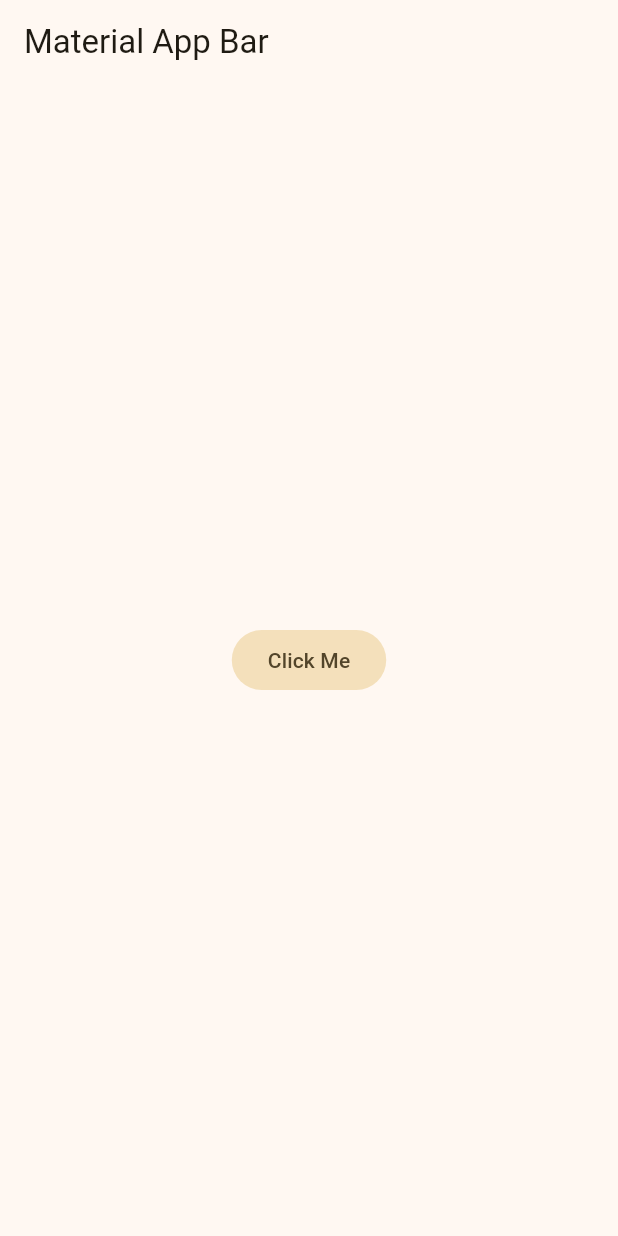
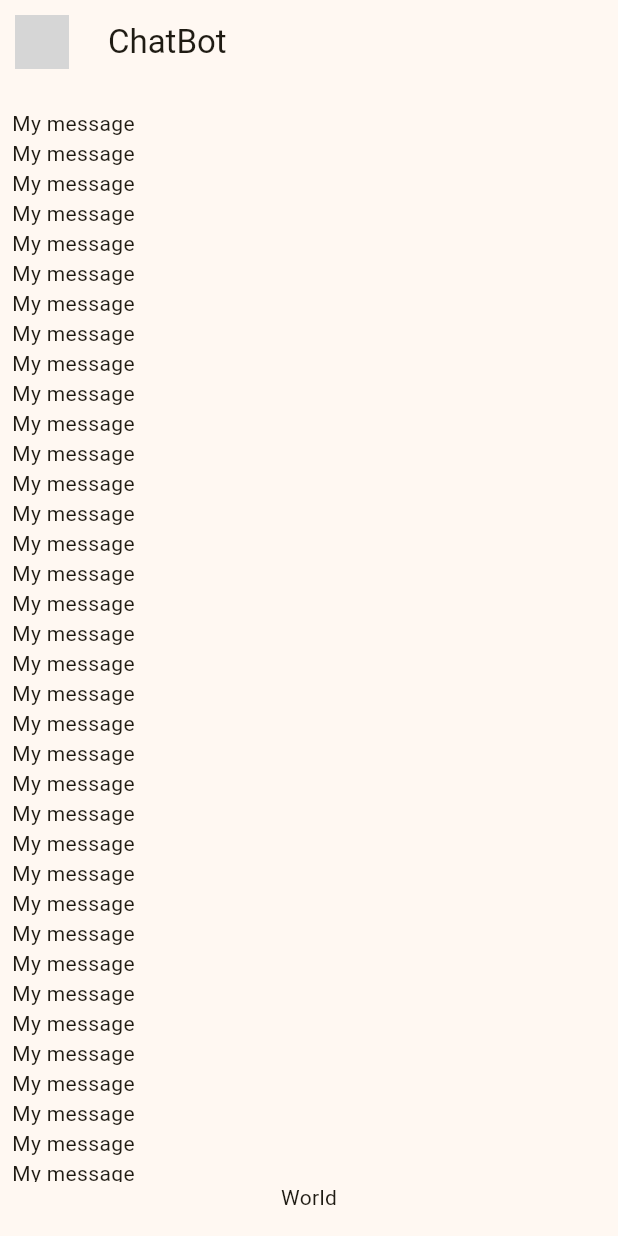
Before and after one commit to JuanMiguelUribe/smart_chat_App, a Flutter app: the screen it shows after launch, on a phone screen of 412 x 824 dp. Run offline on Flutter 3.47's test engine with Material 3 defaults, Android fonts, the phone set to English and light mode, and no system bars; network calls fail; grey boxes are pictures that could not be loaded.

Commit message:
Adesión de screen del chat y widgets como el my_message_bububble, que se refiere al mensaje del usuario de este lado de la pantalla

```diff
--- a/lib/main.dart
+++ b/lib/main.dart
@@ -1,5 +1,6 @@
 import 'package:flutter/material.dart';
 import 'package:yes_no_app/core/theme/app_theme.dart' show AppTheme;
+import 'package:yes_no_app/presentation/screens/chat/chat_screen.dart';
 
 void main() => runApp(const MyApp());
 
@@ -12,15 +13,7 @@ class MyApp extends StatelessWidget {
       title: 'Yes No App',
       debugShowCheckedModeBanner: false,
       theme: AppTheme(selectedColor: 3).theme(),
-      home: Scaffold(
-        appBar: AppBar(title: const Text('Material App Bar')),
-        body: Center(
-          child: FilledButton.tonal(
-            onPressed: () {},
-            child: const Text("Click Me"),
-          ),
-        ),
-      ),
+      home: ChatScreen(),
     );
   }
 }
--- /dev/null
+++ b/lib/presentation/screens/chat/chat_screen.dart
@@ -0,0 +1,57 @@
+import 'package:flutter/material.dart';
+import 'package:yes_no_app/presentation/widgets/chat/my_message_bubble.dart';
+
+class ChatScreen extends StatelessWidget {
+  const ChatScreen({super.key});
+
+  @override
+  Widget build(BuildContext context) {
+    return Scaffold(
+      appBar: AppBar(
+        leading: SizedBox(
+          width: 56,
+          child: Align(
+            alignment: Alignment.centerLeft,
+            child: Padding(
+              padding: const EdgeInsets.all(10.0),
+              child: CircleAvatar(
+                radius: 20,
+                backgroundImage: NetworkImage(
+                  "https://avatars.slack-edge.com/2021-03-25/1882974265975_c2814223e012464d1ead_512.png",
+                ),
+              ),
+            ),
+          ),
+        ),
+        centerTitle: false,
+        title: const Text('ChatBot'),
+      ),
+      body: _ChatView(),
+    );
+  }
+}
+
+class _ChatView extends StatelessWidget {
+  const _ChatView();
+
+  @override
+  Widget build(BuildContext context) {
+    return SafeArea(
+      child: Padding(
+        padding: const EdgeInsets.symmetric(horizontal: 8.0, vertical: 16.0),
+        child: Column(
+          children: [
+            Expanded(
+              child: ListView.builder(
+                itemBuilder: (context, index) {
+                  return const MyMessageBubble();
+                },
+              ),
+            ),
+            Text("World"),
+          ],
+        ),
+      ),
+    );
+  }
+}
--- /dev/null
+++ b/lib/presentation/widgets/chat/my_message_bubble.dart
@@ -0,0 +1,10 @@
+import 'package:flutter/material.dart';
+
+class MyMessageBubble extends StatelessWidget {
+  const MyMessageBubble({super.key});
+
+  @override
+  Widget build(BuildContext context) {
+    return Text("My message");
+  }
+}
```
